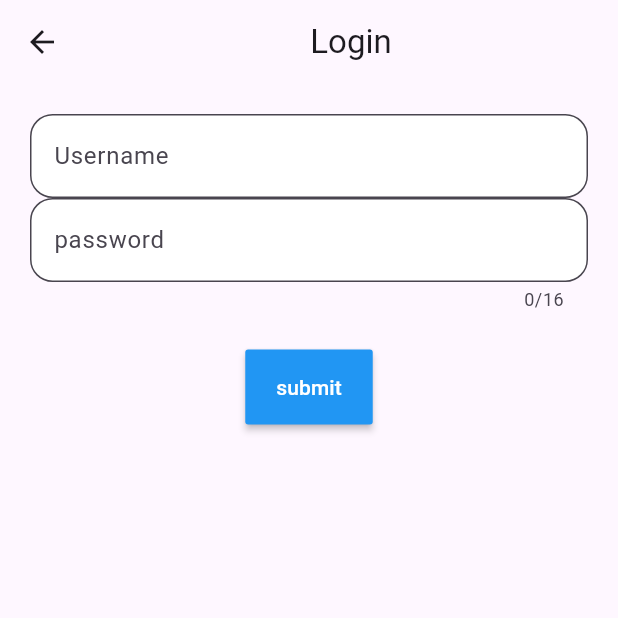
After one commit to AGUN1505/apk_berita, a Flutter app: the screen it shows after launch, after a tap on the "login" icon, on a phone screen of 412 x 824 dp, the top half of it. The commit adds this screen. Run offline on Flutter 3.47's test engine with Material 3 defaults, Android fonts, the phone set to English and light mode, and no system bars; network calls fail.

Commit message:
perubahan yang ada pada video 7

```diff
--- a/lib/homepage.dart
+++ b/lib/homepage.dart
@@ -1,13 +1,14 @@
 import 'dart:convert';
 import 'package:flutter/material.dart';
-import 'package:http/http.dart' as link;
+import 'package:http/http.dart' as http;
 import 'package:aplikasi_berita/newsdetail.dart';
+import 'package:aplikasi_berita/login.dart';
 
 const url = "http://localhost:8080/api/";
 const url2 = "http://localhost:8080/";
 
 Future fetcNews() async {
-  final response = await link.get(Uri.parse(url));
+  final response = await http.get(Uri.parse(url));
   if (response.statusCode == 200) {
     print(jsonDecode(response.body));
     return jsonDecode(response.body);
@@ -28,9 +29,15 @@ class HomePage extends StatelessWidget {
           leading: Icon(Icons.list),
           title: Center(child: const Text('Berita')),
           actions: [
-            Padding(
-              padding: const EdgeInsets.only(right: 15.0),
-              child: Icon(Icons.login),
+            GestureDetector(
+              onTap: () {
+                Navigator.push(context,
+                    MaterialPageRoute(builder: ((context) => Login())));
+              },
+              child: Padding(
+                padding: const EdgeInsets.only(right: 15.0),
+                child: Icon(Icons.login),
+              ),
             )
           ],
         ),
--- /dev/null
+++ b/lib/login.dart
@@ -0,0 +1,96 @@
+import 'package:flutter/material.dart';
+import 'package:flutter/services.dart';
+import 'package:aplikasi_berita/dashpage.dart';
+
+class Login extends StatelessWidget {
+  // const Login({super.key});
+  final myUsernameController = TextEditingController();
+  final myPasswordController = TextEditingController();
+  late String nUsername, nPassword;
+
+  final _formkey = GlobalKey<FormState>();
+
+  @override
+  Widget build(BuildContext context) {
+    return Scaffold(
+      appBar: AppBar(
+        title: Center(child: Text('Login')),
+      ),
+      body: Form(
+        key: _formkey,
+        child: Padding(
+          padding: const EdgeInsets.all(20.0),
+          child: Column(
+            children: <Widget>[
+              TextFormField(
+                //cek data field jika kosong
+                validator: (value) {
+                  if (value == null || value.isEmpty) {
+                    return "Username Tidak Boleh Kosong";
+                  }
+                  return null;
+                },
+                controller: myUsernameController,
+                decoration: InputDecoration(
+                  hintText: 'Username',
+                  border: OutlineInputBorder(
+                    borderRadius: BorderRadius.circular(15.0),
+                  ),
+                  fillColor: Colors.white,
+                  filled: true,
+                ),
+              ),
+              TextFormField(
+                //cek data field jika kosong
+                validator: (value) {
+                  if (value == null || value.isEmpty) {
+                    return "password tidak boleh kosong";
+                  }
+                  return null;
+                },
+                maxLength: 16,
+                maxLengthEnforcement: MaxLengthEnforcement.enforced,
+                obscureText: true,
+                controller: myPasswordController,
+                decoration: InputDecoration(
+                  hintText: 'password',
+                  border: OutlineInputBorder(
+                    borderRadius: BorderRadius.circular(15.0),
+                  ),
+                  fillColor: Colors.white,
+                  filled: true,
+                ),
+              ),
+              SizedBox(height: 25.0),
+              MaterialButton(
+                  minWidth: 85.0,
+                  height: 50.0,
+                  color: Colors.blue,
+                  textColor: Colors.white,
+                  onPressed: () {
+                    //dapatkan value dari textformfield
+                    nUsername = myUsernameController.text;
+                    nPassword = myPasswordController.text;
+
+                    if (_formkey.currentState!.validate()) {
+                      if (nUsername != 'admin') {
+                        print('username salah');
+                      } else if (nPassword.length <= 5) {
+                        print("pasword harus lebih dari 5 karakter");
+                      } else
+                        (
+                            // aksi untuk menuju dashboard karena berhasil login
+                            Navigator.of(context).pushReplacement(
+                                MaterialPageRoute(builder: (_) {
+                          return DashPage(nama: nUsername, password: nPassword);
+                        })));
+                    }
+                  },
+                  child: Text('submit')),
+            ],
+          ),
+        ),
+      ),
+    );
+  }
+}
```
Also changed, not shown: lib/dashpage.dart (added, +27 -0 lines).
